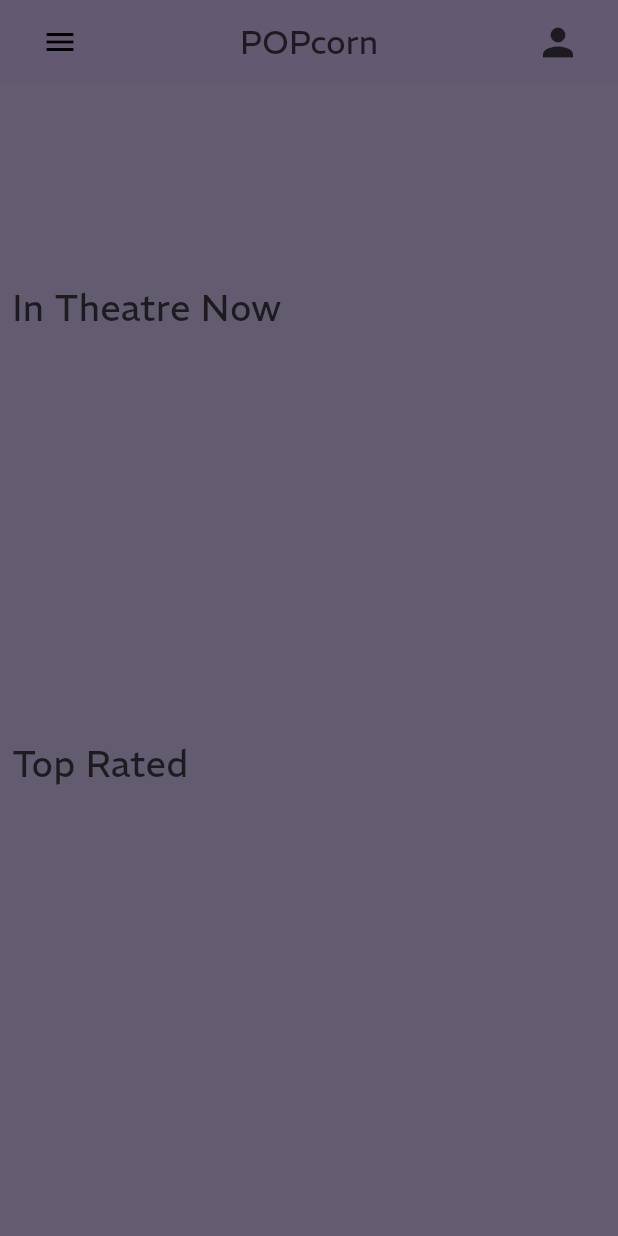
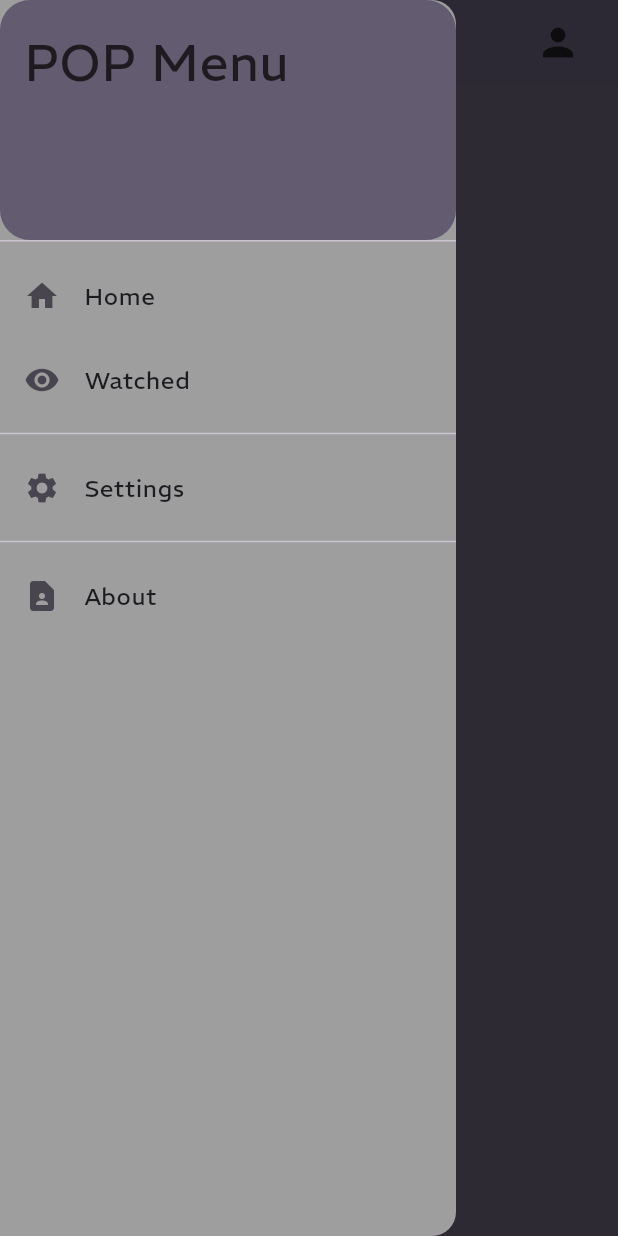
Before and after one commit to MDPater/POPcorn, a Flutter app: the screen it shows after launch, scrolled down 214 dp, after a tap on the "menu" icon, on a phone screen of 412 x 824 dp. Run offline on Flutter 3.47's test engine with Material 2 defaults, Android fonts, the phone set to English and light mode, and no system bars; our stand-ins replace flutter_rating_bar; missing offline and left inert: tmdb_api.

Commit message:
bug Fixes and Iconns

```diff
--- /dev/null
+++ b/lib/Logo and Art contributers.txt
@@ -0,0 +1 @@
+<a href="https://www.flaticon.com/free-icons/popcorn" title="popcorn icons">Popcorn icons created by Freepik - Flaticon</a>
--- a/lib/screens/home_screen.dart
+++ b/lib/screens/home_screen.dart
@@ -6,6 +6,7 @@ import 'package:popcorn/widgets/toprated.dart';
 import 'package:popcorn/widgets/trending.dart';
 import 'package:tmdb_api/tmdb_api.dart';
 import 'package:popcorn/constants/api_constants.dart';
+import 'package:popcorn/widgets/NavBar.dart';
 
 String appbarTitle = "POPcorn";
 
@@ -58,6 +59,7 @@ class _HomeScreenState extends State<HomeScreen> {
     //Main Scaffold that holds Layout and links to widgets
     return Scaffold(
       backgroundColor: Theme.of(context).colorScheme.secondary,
+      drawer: const NavBar(),
       appBar: _buildAppBar(context),
       body: GestureDetector(
         onTap: () {
@@ -80,23 +82,29 @@ class _HomeScreenState extends State<HomeScreen> {
             TopRatedMovies(TopRated: topratedMovies),
           ]),
         ),
-        ));
-  }
+      ),
+    );
   }
 
   //Topbar of the App
   AppBar _buildAppBar(context) {
     return AppBar(
+      automaticallyImplyLeading: false,
       title: Row(
         mainAxisAlignment: MainAxisAlignment.spaceBetween,
         children: [
-        IconButton(
-            onPressed: () {},
+          Builder(builder: (context) {
+            return IconButton(
               icon: const Icon(
                 Icons.menu,
                 color: Colors.black,
                 size: 24,
-            )),
+              ),
+              onPressed: () {
+                Scaffold.of(context).openDrawer();
+              },
+            );
+          }),
           Text(appbarTitle),
           IconButton(
               onPressed: () {},
@@ -110,3 +118,4 @@ AppBar _buildAppBar(context) {
       backgroundColor: Theme.of(context).colorScheme.secondary,
     );
   }
+}
--- a/lib/screens/movie_description.dart
+++ b/lib/screens/movie_description.dart
@@ -1,5 +1,5 @@
 import 'package:flutter/material.dart';
-import 'package:popcorn/screens/watchlist/watched.dart';
+import 'package:popcorn/screens/watchlist/watched_bottomsheet.dart';
 
 var star;
 
@@ -133,7 +133,7 @@ class MovieDescription extends StatelessWidget {
           onPressed: () {
             showModalBottomSheet(
                 context: context,
-                builder: (context) => Watched(
+                builder: (context) => WatchedBottomSheet(
                     movieID: movieID,
                     title: title,
                     posterurl: posterurl,
--- /dev/null
+++ b/lib/widgets/NavBar.dart
@@ -0,0 +1,47 @@
+import 'package:flutter/material.dart';
+
+class NavBar extends StatelessWidget {
+  const NavBar({super.key});
+
+  @override
+  Widget build(BuildContext context) {
+    return Drawer(
+      backgroundColor: Colors.grey,
+      child: ListView(
+        padding: EdgeInsets.zero,
+        children: [
+          DrawerHeader(
+              decoration: BoxDecoration(
+                  borderRadius: BorderRadius.circular(20),
+                  color: Theme.of(context).colorScheme.secondary),
+              child: Text(
+                'POP Menu',
+                style: TextStyle(fontSize: 34),
+              )),
+          ListTile(
+            leading: Icon(Icons.home),
+            title: Text('Home'),
+            onTap: () {},
+          ),
+          ListTile(
+            leading: Icon(Icons.visibility),
+            title: Text('Watched'),
+            onTap: () {},
+          ),
+          const Divider(),
+          ListTile(
+            leading: Icon(Icons.settings),
+            title: Text('Settings'),
+            onTap: () {},
+          ),
+          const Divider(),
+          ListTile(
+            leading: Icon(Icons.contact_page),
+            title: Text('About'),
+            onTap: () {},
+          ),
+        ],
+      ),
+    );
+  }
+}
--- a/pubspec.yaml
+++ b/pubspec.yaml
@@ -19,8 +19,9 @@ dependencies:
   # The following adds the Cupertino Icons font to your application.
   # Use with the CupertinoIcons class for iOS style icons.
   cupertino_icons: ^1.0.2
-  http: ^1.1.0
+  http:
   tmdb_api:
+  flutter_rating_bar:
 
 dev_dependencies:
   flutter_test:
```
Also changed, not shown: lib/screens/watchlist/watched_bottomsheet.dart (renamed from lib/screens/watchlist/watched.dart, +35 -18 lines), pubspec.lock, 45 other files. Lines whose indentation alone changed are shown as unchanged.
